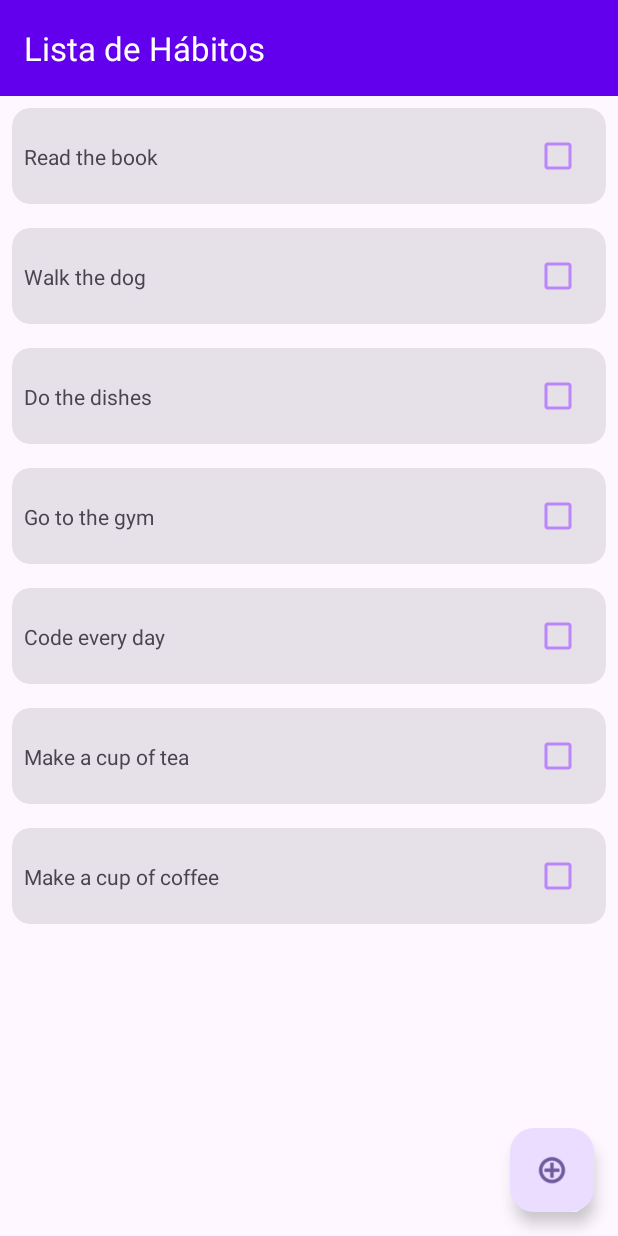
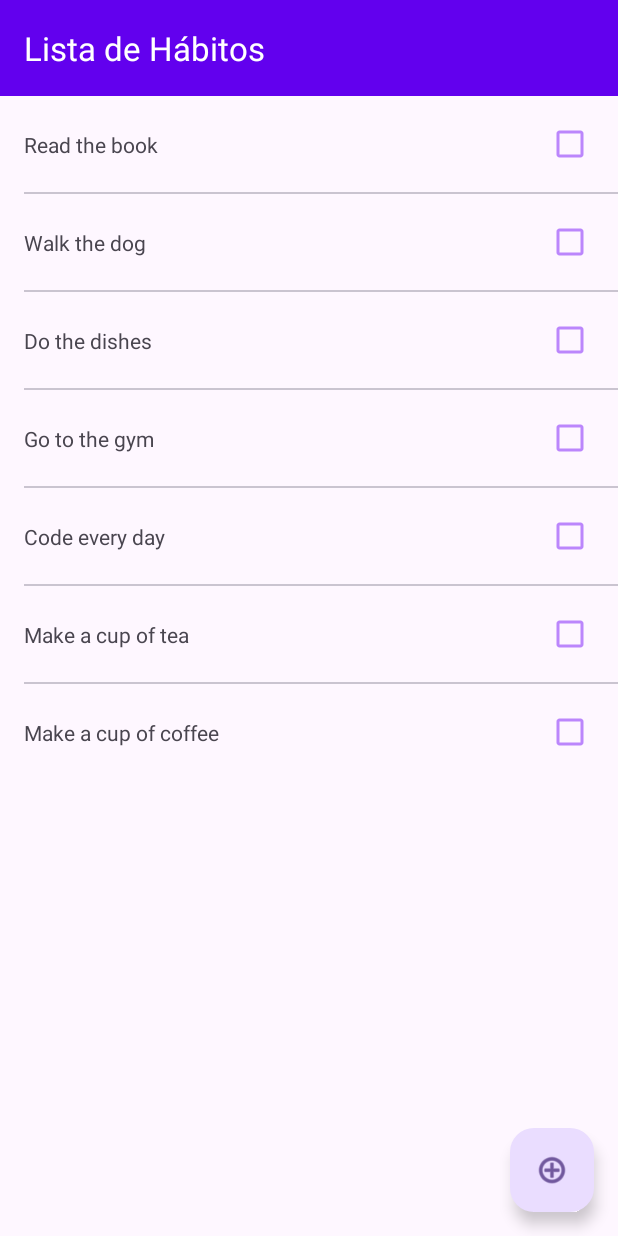
Before and after one commit to lucasmontano/carreiranomundomobile, an Android app: the screen it shows after launch (MainActivity), on a phone screen of 412 x 824 dp. Run offline under Robolectric (Android 15) with nearby library versions, the phone set to English and light mode, and no system bars; our stand-ins replace navigation-ui.

Commit message:
adding MaterialDividerItemDecoration to the list

```diff
--- a/app/src/main/java/com/lucasmontano/carreiranomundomobile/collections/HabitListFragment.kt
+++ b/app/src/main/java/com/lucasmontano/carreiranomundomobile/collections/HabitListFragment.kt
@@ -6,6 +6,8 @@ import android.view.View
 import android.view.ViewGroup
 import androidx.fragment.app.Fragment
 import androidx.recyclerview.widget.LinearLayoutManager
+import com.google.android.material.divider.MaterialDividerItemDecoration
+import com.lucasmontano.carreiranomundomobile.R
 import com.lucasmontano.carreiranomundomobile.databinding.FragmentHabitListBinding
 import com.lucasmontano.carreiranomundomobile.dummy.MockHabits
 
@@ -38,10 +40,34 @@ class HabitListFragment : Fragment() {
     // Set the adapter
     binding.habitRecyclerView.layoutManager = LinearLayoutManager(requireContext())
     binding.habitRecyclerView.adapter = adapter
-    // Adding Space between items with ItemDecoration
-    binding.habitRecyclerView.addItemDecoration(HabitListItemDecoration(requireContext()))
+
+    // Adding decorations to our recycler view
+    addingDividerDecoration()
+
     // Updating the list of habits
     adapter.updateHabits(MockHabits.habitItemList)
+  }
+
+  private fun addingDividerDecoration() {
+    // Adding Line between items with MaterialDividerItemDecoration
+    val divider = MaterialDividerItemDecoration(requireContext(), LinearLayoutManager.VERTICAL)
+
+    // Removing the line at the end of the list
+    divider.isLastItemDecorated = false
+
+    val resources = requireContext().resources
+
+    // Adding start spacing
+    divider.dividerInsetStart = resources.getDimensionPixelSize(R.dimen.horizontal_margin)
+
+    // Defining size of the line
+    divider.dividerThickness = resources.getDimensionPixelSize(R.dimen.divider_height)
+
+    binding.habitRecyclerView.addItemDecoration(divider)
+  }
+
+  private fun addingDividerSpace() {
+    binding.habitRecyclerView.addItemDecoration(HabitListItemDecoration(requireContext()))
   }
 
   override fun onDestroyView() {
--- a/app/src/main/res/layout/habit_item.xml
+++ b/app/src/main/res/layout/habit_item.xml
@@ -1,21 +1,17 @@
 <?xml version="1.0" encoding="utf-8"?>
-<com.google.android.material.card.MaterialCardView xmlns:android="http://schemas.android.com/apk/res/android"
+<androidx.constraintlayout.widget.ConstraintLayout xmlns:android="http://schemas.android.com/apk/res/android"
     xmlns:app="http://schemas.android.com/apk/res-auto"
     xmlns:tools="http://schemas.android.com/tools"
-    android:id="@+id/habitItem"
-    style="?attr/materialCardViewFilledStyle"
-    android:layout_width="match_parent"
-    android:layout_height="wrap_content">
-
-    <androidx.constraintlayout.widget.ConstraintLayout
     android:layout_width="match_parent"
     android:layout_height="wrap_content"
-        android:padding="@dimen/simple_margin">
+    android:paddingTop="@dimen/simple_margin"
+    android:paddingBottom="@dimen/simple_margin">
 
     <TextView
         android:id="@+id/titleTextView"
         android:layout_width="0dp"
         android:layout_height="wrap_content"
+        android:layout_marginStart="@dimen/horizontal_margin"
         android:layout_marginEnd="@dimen/simple_margin"
         app:layout_constraintBottom_toBottomOf="parent"
         app:layout_constraintEnd_toStartOf="@+id/completeCheckBox"
@@ -27,9 +23,9 @@
         android:id="@+id/completeCheckBox"
         android:layout_width="wrap_content"
         android:layout_height="wrap_content"
+        android:layout_marginEnd="@dimen/simple_margin"
         app:layout_constraintBottom_toBottomOf="parent"
         app:layout_constraintEnd_toEndOf="parent"
         app:layout_constraintTop_toTopOf="parent" />
 
 </androidx.constraintlayout.widget.ConstraintLayout>
-</com.google.android.material.card.MaterialCardView>
--- a/app/src/main/res/values-night/themes.xml
+++ b/app/src/main/res/values-night/themes.xml
@@ -12,5 +12,6 @@
         <!-- Status bar color. -->
         <item name="android:statusBarColor">?attr/colorPrimaryVariant</item>
         <!-- Customize your theme here. -->
+        <item name="colorOutline">@color/grey_200</item>
     </style>
 </resources>
--- a/app/src/main/res/values/colors.xml
+++ b/app/src/main/res/values/colors.xml
@@ -1,5 +1,7 @@
 <?xml version="1.0" encoding="utf-8"?>
 <resources>
+    <color name="grey_200">#FAFAFA</color>
+    <color name="grey_400">#BDBDBD</color>
     <color name="purple_200">#FFBB86FC</color>
     <color name="purple_500">#FF6200EE</color>
     <color name="purple_700">#FF3700B3</color>
--- a/app/src/main/res/values/dimens.xml
+++ b/app/src/main/res/values/dimens.xml
@@ -1,4 +1,6 @@
 <resources>
     <dimen name="fab_margin">16dp</dimen>
+    <dimen name="horizontal_margin">16dp</dimen>
     <dimen name="simple_margin">8dp</dimen>
+    <dimen name="divider_height">1dp</dimen>
 </resources>
--- a/app/src/main/res/values/themes.xml
+++ b/app/src/main/res/values/themes.xml
@@ -10,11 +10,12 @@
         <item name="colorSecondaryVariant">@color/teal_700</item>
         <item name="colorOnSecondary">@color/black</item>
         <!-- Status bar color. -->
-        <item name="android:statusBarColor" tools:targetApi="l">?attr/colorPrimaryVariant</item>
+        <item name="android:statusBarColor" >?attr/colorPrimaryVariant</item>
         <!-- Customize your theme here. -->
         <item name="colorSurface">@color/white</item>
         <item name="colorOnSurfaceVariant">@color/purple_200</item>
         <item name="shapeAppearanceMediumComponent">@style/ShapeAppearance.App.MediumComponent</item>
+        <item name="colorOutline">@color/grey_400</item>
     </style>
 
     <style name="ShapeAppearance.App.MediumComponent" parent="ShapeAppearance.Material3.MediumComponent">
```
Lines whose indentation alone changed are shown as unchanged.
